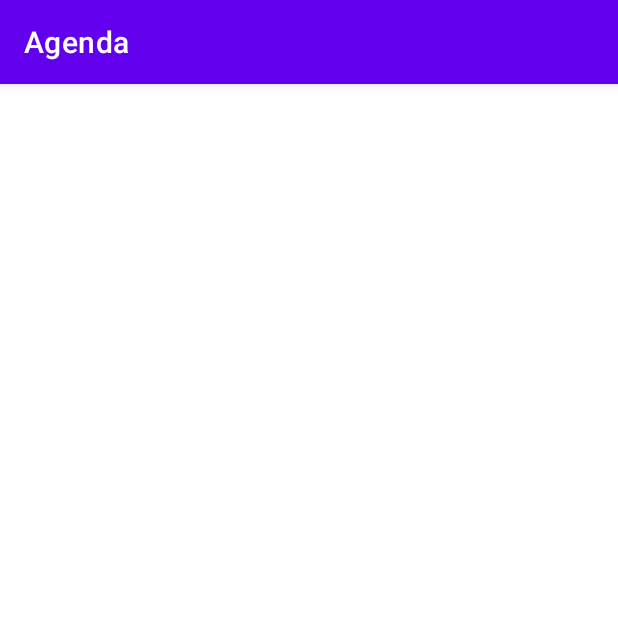
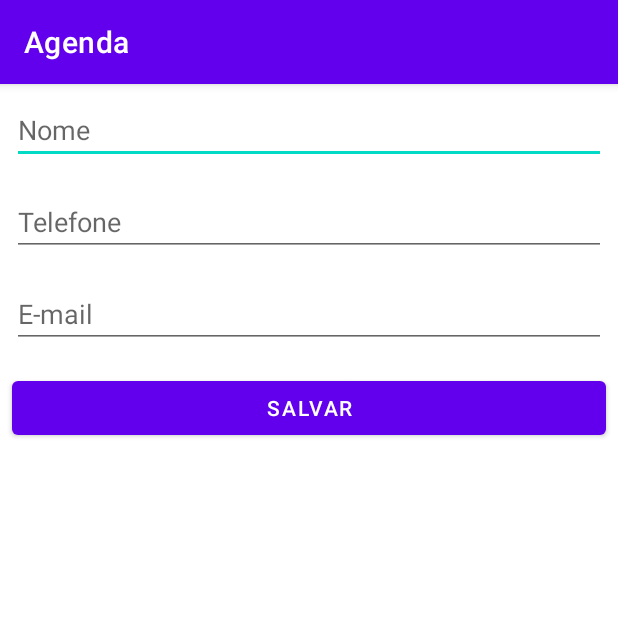
Before and after one commit to dayanyrec/agenda, an Android app: the screen it shows after launch (FormularioAlunoActivity), on a phone screen of 412 x 824 dp, the top half of it. Run offline under Robolectric (Android 15) with nearby library versions, the phone set to English and light mode, and no system bars.

Commit message:
Create form

```diff
--- a/app/src/main/AndroidManifest.xml
+++ b/app/src/main/AndroidManifest.xml
@@ -17,11 +17,11 @@
             </intent-filter>
         </activity>
         <activity android:name=".ui.activity.ListaAlunosActivity">
-            <intent-filter>
-                <action android:name="android.intent.action.MAIN" />
+<!--            <intent-filter>-->
+<!--                <action android:name="android.intent.action.MAIN" />-->
 
-                <category android:name="android.intent.category.LAUNCHER" />
-            </intent-filter>
+<!--                <category android:name="android.intent.category.LAUNCHER" />-->
+<!--            </intent-filter>-->
         </activity>
     </application>
 
--- a/app/src/main/res/layout/activity_formulario_aluno.xml
+++ b/app/src/main/res/layout/activity_formulario_aluno.xml
@@ -1,9 +1,33 @@
 <?xml version="1.0" encoding="utf-8"?>
-<androidx.constraintlayout.widget.ConstraintLayout xmlns:android="http://schemas.android.com/apk/res/android"
-    xmlns:app="http://schemas.android.com/apk/res-auto"
-    xmlns:tools="http://schemas.android.com/tools"
+<LinearLayout xmlns:android="http://schemas.android.com/apk/res/android"
     android:layout_width="match_parent"
     android:layout_height="match_parent"
-    tools:context=".ui.activity.FormularioAlunoActivity">
+    android:orientation="vertical">
 
-</androidx.constraintlayout.widget.ConstraintLayout>
+    <EditText android:id="@+id/activity_formulario_nome"
+        android:layout_width="match_parent"
+        android:layout_height="wrap_content"
+        android:layout_margin="8dp"
+        android:inputType="textCapWords"
+        android:hint="Nome" />
+
+    <EditText android:id="@+id/activivity_formulario_telefone"
+        android:layout_width="match_parent"
+        android:layout_height="wrap_content"
+        android:layout_margin="8dp"
+        android:inputType="phone"
+        android:hint="Telefone" />
+
+    <EditText android:id="@+id/activity_formulario_email"
+        android:layout_width="match_parent"
+        android:layout_height="wrap_content"
+        android:layout_margin="8dp"
+        android:inputType="textEmailAddress"
+        android:hint="E-mail" />
+
+    <Button android:id="@+id/activity_formulario_botao_salvar"
+        android:layout_width="match_parent"
+        android:layout_height="wrap_content"
+        android:layout_margin="8dp"
+        android:text="Salvar" />
+</LinearLayout>
```
